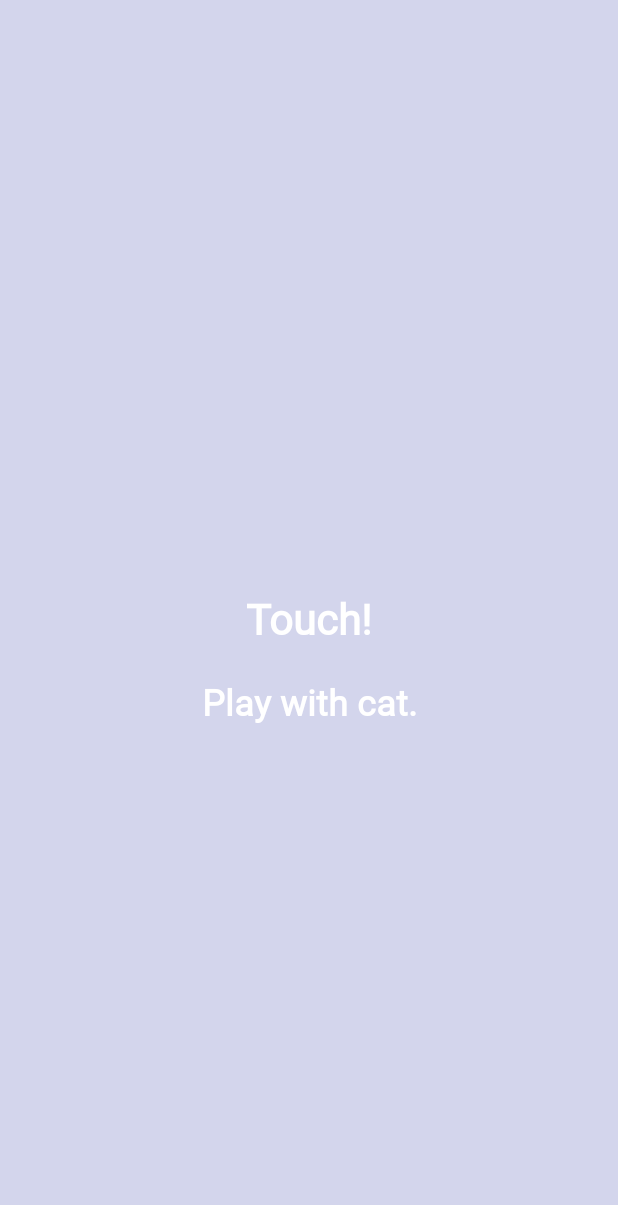
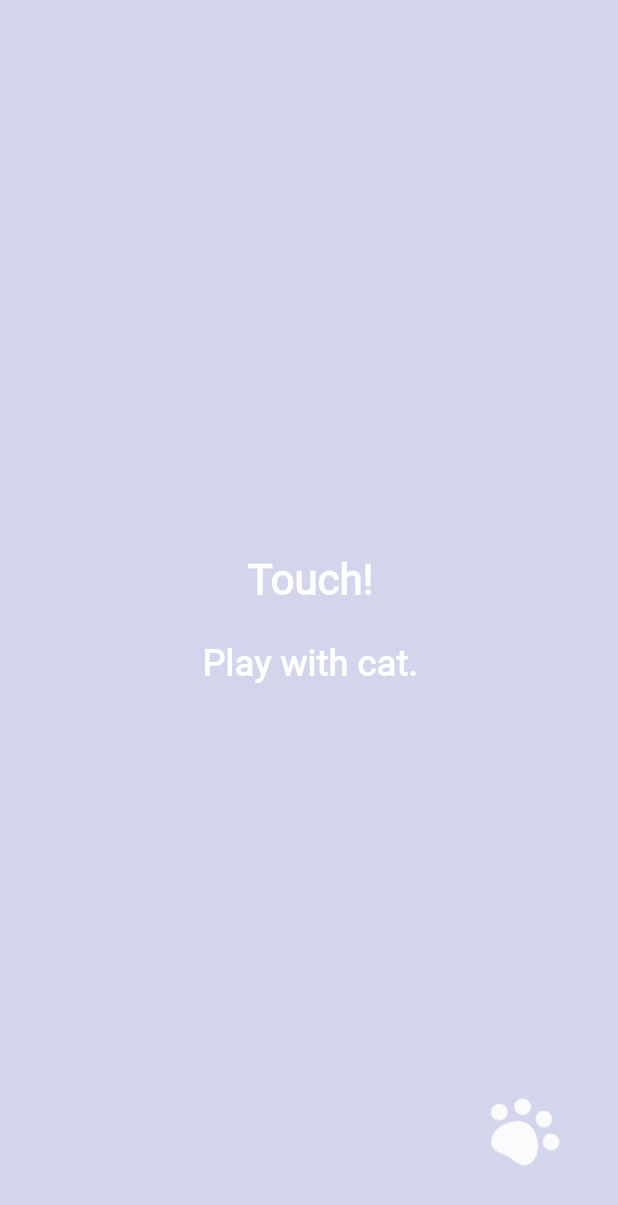
Before and after one commit to pmyohei/OnlyTouch2, an Android app: the screen it shows after launch (HomeActivity), on a phone screen of 412 x 824 dp. Shown: the top 1205 px of the screen. Run offline under Robolectric (Android 15) with nearby library versions, the phone set to English and light mode, and no system bars.

Commit message:
■レイアウト 〇Home画面 ・足跡アイコン追加 ・テキストを親ビューにまとめ。あわせてリスナーも親ビューに移動。

```diff
--- a/app/src/main/java/com/example/onlyTouch/HomeActivity.java
+++ b/app/src/main/java/com/example/onlyTouch/HomeActivity.java
@@ -25,8 +25,8 @@ public class HomeActivity extends AppCompatActivity {
      */
     private void setTouch(){
 
-        final TextView tx_touch = (TextView)findViewById(R.id.tx_touch);
-        tx_touch.setOnClickListener(new View.OnClickListener() {
+        final View cl_message = findViewById(R.id.cl_message);
+        cl_message.setOnClickListener(new View.OnClickListener() {
             @Override
             public void onClick(View view) {
                 Intent intent = new Intent(view.getContext(), ParticleWorldActivity.class);
--- /dev/null
+++ b/app/src/main/res/drawable/iv_footprint.xml
@@ -0,0 +1,46 @@
+<vector xmlns:android="http://schemas.android.com/apk/res/android"
+    android:width="60dp"
+    android:height="60dp"
+    android:viewportWidth="500"
+    android:viewportHeight="500">
+  <path
+      android:pathData="M186.46,183.86C210.56,175.6 223.41,149.36 215.15,125.26C206.91,101.17 180.68,88.3 156.57,96.56C132.47,104.82 119.62,131.05 127.87,155.15C136.12,179.26 162.35,192.1 186.46,183.86z"
+      android:strokeLineJoin="miter"
+      android:strokeWidth="0.83"
+      android:fillColor="#FFFFFF"
+      android:fillType="nonZero"
+      android:strokeColor="#00000000"
+      android:strokeLineCap="butt"/>
+  <path
+      android:pathData="M112.69,255.66L112.69,255.67C126.54,234.28 120.41,205.71 99.03,191.87C77.64,178.03 49.08,184.15 35.23,205.53L35.23,205.54C21.4,226.93 27.52,255.49 48.9,269.32C70.29,283.17 98.85,277.05 112.69,255.66z"
+      android:strokeLineJoin="miter"
+      android:strokeWidth="0.83"
+      android:fillColor="#FFFFFF"
+      android:fillType="nonZero"
+      android:strokeColor="#00000000"
+      android:strokeLineCap="butt"/>
+  <path
+      android:pathData="M293.54,183.86C317.65,192.1 343.88,179.26 352.13,155.15C360.38,131.05 347.53,104.82 323.43,96.56C299.32,88.3 273.09,101.17 264.85,125.26C256.59,149.36 269.44,175.6 293.54,183.86z"
+      android:strokeLineJoin="miter"
+      android:strokeWidth="0.83"
+      android:fillColor="#FFFFFF"
+      android:fillType="nonZero"
+      android:strokeColor="#00000000"
+      android:strokeLineCap="butt"/>
+  <path
+      android:pathData="M240,206.53C167.09,206.53 86.63,307.49 109.93,379.33C132.41,448.69 202.67,420.1 240,420.1C277.33,420.1 347.59,448.69 370.07,379.33C393.37,307.49 312.91,206.53 240,206.53z"
+      android:strokeLineJoin="miter"
+      android:strokeWidth="0.83"
+      android:fillColor="#FFFFFF"
+      android:fillType="nonZero"
+      android:strokeColor="#00000000"
+      android:strokeLineCap="butt"/>
+  <path
+      android:pathData="M444.77,205.54L444.77,205.53C430.92,184.14 402.36,178.03 380.97,191.87C359.59,205.71 353.46,234.28 367.31,255.67L367.31,255.66C381.15,277.05 409.71,283.17 431.1,269.32C452.48,255.49 458.6,226.93 444.77,205.54z"
+      android:strokeLineJoin="miter"
+      android:strokeWidth="0.83"
+      android:fillColor="#FFFFFF"
+      android:fillType="nonZero"
+      android:strokeColor="#00000000"
+      android:strokeLineCap="butt"/>
+</vector>
--- a/app/src/main/res/layout/activity_home.xml
+++ b/app/src/main/res/layout/activity_home.xml
@@ -8,6 +8,15 @@
     android:background="@color/home_bg"
     tools:context=".HomeActivity">
 
+    <android.support.constraint.ConstraintLayout
+        android:id="@+id/cl_message"
+        android:layout_width="wrap_content"
+        android:layout_height="wrap_content"
+        app:layout_constraintBottom_toBottomOf="parent"
+        app:layout_constraintEnd_toEndOf="parent"
+        app:layout_constraintStart_toStartOf="parent"
+        app:layout_constraintTop_toTopOf="parent">
+
         <TextView
             android:id="@+id/tx_touch"
             android:layout_width="wrap_content"
@@ -16,12 +25,13 @@
             android:textColor="@color/home_tx"
             android:textSize="28sp"
             android:textStyle="bold"
-        app:layout_constraintBottom_toBottomOf="parent"
+            app:layout_constraintBottom_toTopOf="@+id/tx_play"
             app:layout_constraintEnd_toEndOf="parent"
             app:layout_constraintStart_toStartOf="parent"
             app:layout_constraintTop_toTopOf="parent" />
 
         <TextView
+            android:id="@+id/tx_play"
             android:layout_width="wrap_content"
             android:layout_height="wrap_content"
             android:layout_marginTop="20dp"
@@ -29,8 +39,21 @@
             android:textColor="@color/home_tx"
             android:textSize="24sp"
             android:textStyle="bold"
-        app:layout_constraintTop_toBottomOf="@+id/tx_touch"
             app:layout_constraintEnd_toEndOf="parent"
-        app:layout_constraintStart_toStartOf="parent" />
+            app:layout_constraintStart_toStartOf="parent"
+            app:layout_constraintTop_toBottomOf="@+id/tx_touch" />
 
     </android.support.constraint.ConstraintLayout>
+
+    <ImageView
+        android:layout_width="wrap_content"
+        android:layout_height="wrap_content"
+        android:alpha="0.9"
+        android:background="@drawable/iv_footprint"
+        android:rotation="30"
+        android:layout_marginEnd="32dp"
+        android:layout_marginBottom="40dp"
+        app:layout_constraintBottom_toBottomOf="parent"
+        app:layout_constraintEnd_toEndOf="parent" />
+
+</android.support.constraint.ConstraintLayout>
```
Lines whose indentation alone changed are shown as unchanged.
